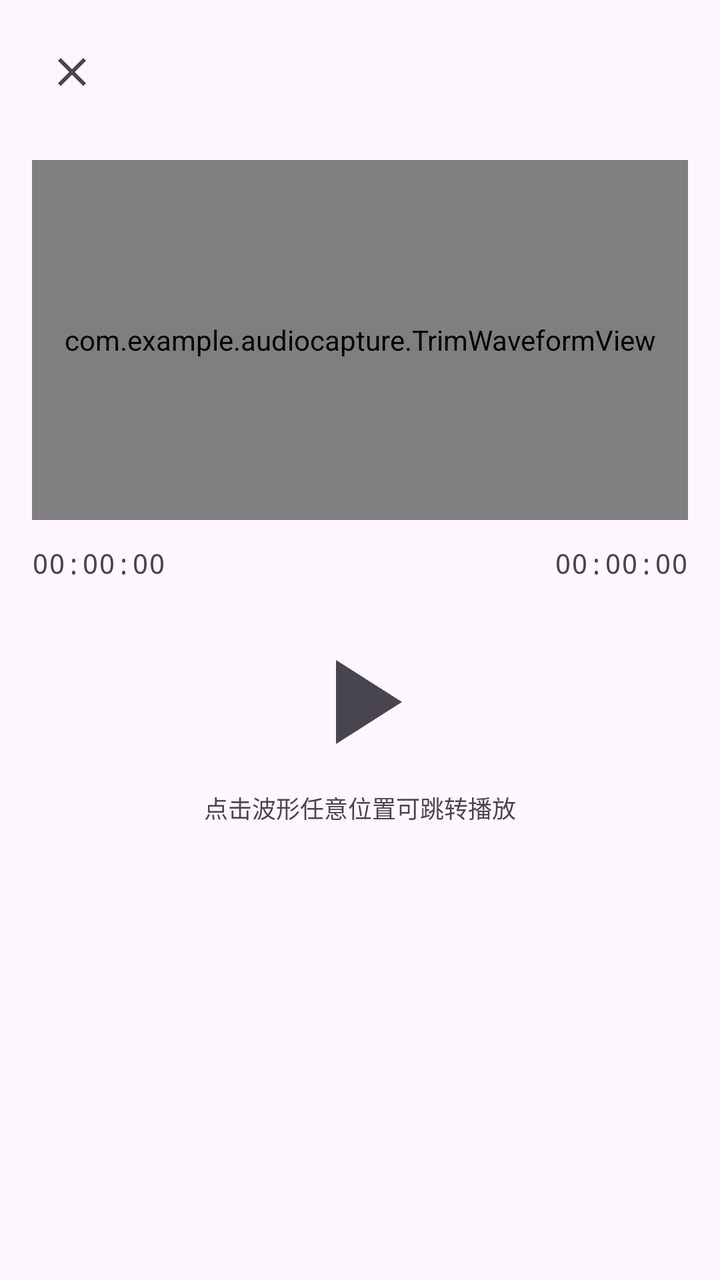
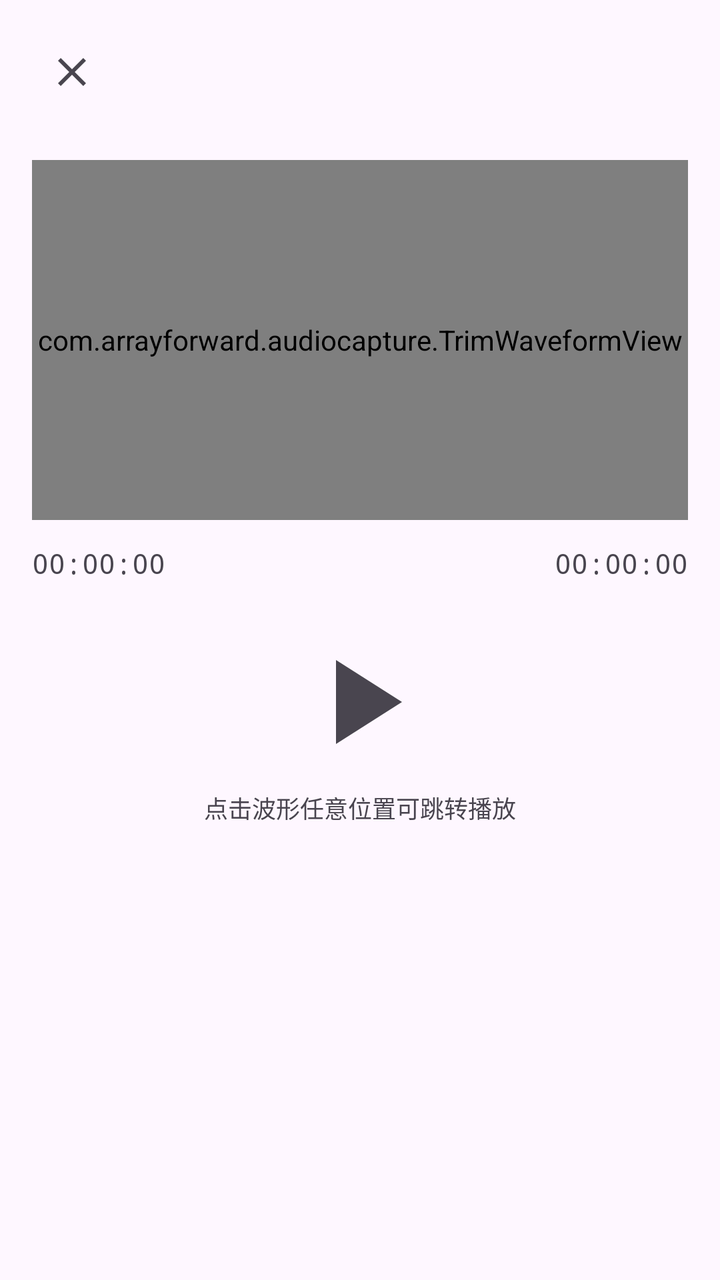

Before-and-after screenshots of an Android layout around one commit, followed by the original layout XML and the change that was made.
<!-- AndroidManifest.xml: application theme Theme.AudioCapture -->
<!-- res/layout/activity_player.xml -->
<?xml version="1.0" encoding="utf-8"?>
<LinearLayout xmlns:android="http://schemas.android.com/apk/res/android"
    android:layout_width="match_parent"
    android:layout_height="match_parent"
    android:orientation="vertical"
    android:padding="16dp">

    <LinearLayout
        android:layout_width="match_parent"
        android:layout_height="wrap_content"
        android:gravity="center_vertical"
        android:orientation="horizontal">

        <ImageButton
            android:id="@+id/btnClosePlayer"
            android:layout_width="40dp"
            android:layout_height="40dp"
            android:background="?attr/selectableItemBackgroundBorderless"
            android:contentDescription="@string/action_close"
            android:src="@drawable/ic_close" />

        <TextView
            android:id="@+id/playerTitle"
            android:layout_width="0dp"
            android:layout_height="wrap_content"
            android:layout_weight="1"
            android:ellipsize="middle"
            android:singleLine="true"
            android:textAppearance="@style/TextAppearance.Material3.TitleMedium" />
    </LinearLayout>

    <com.example.audiocapture.TrimWaveformView
        android:id="@+id/playerWaveform"
        android:layout_width="match_parent"
        android:layout_height="180dp"
        android:layout_marginTop="24dp"
        android:background="@drawable/bg_waveform" />

    <LinearLayout
        android:layout_width="match_parent"
        android:layout_height="wrap_content"
        android:layout_marginTop="12dp"
        android:orientation="horizontal">

        <TextView
            android:id="@+id/currentTime"
            android:layout_width="0dp"
            android:layout_height="wrap_content"
            android:layout_weight="1"
            android:fontFamily="monospace"
            android:text="00:00:00"
            android:textSize="14sp" />

        <TextView
            android:id="@+id/totalTime"
            android:layout_width="wrap_content"
            android:layout_height="wrap_content"
            android:fontFamily="monospace"
            android:text="00:00:00"
            android:textSize="14sp" />
    </LinearLayout>

    <ImageButton
        android:id="@+id/btnPlayPause"
        android:layout_width="72dp"
        android:layout_height="72dp"
        android:layout_gravity="center_horizontal"
        android:layout_marginTop="24dp"
        android:background="?attr/selectableItemBackgroundBorderless"
        android:contentDescription="@string/action_play"
        android:scaleType="fitCenter"
        android:src="@drawable/ic_play" />

    <TextView
        android:layout_width="wrap_content"
        android:layout_height="wrap_content"
        android:layout_gravity="center_horizontal"
        android:layout_marginTop="8dp"
        android:text="@string/player_hint"
        android:textColor="?android:attr/textColorSecondary"
        android:textSize="12sp" />

</LinearLayout>
<!-- resources referenced by this layout -->
<resources>
  <!-- drawable bg_waveform (drawable) -->
  <?xml version="1.0" encoding="utf-8"?>
  <shape xmlns:android="http://schemas.android.com/apk/res/android"
      android:shape="rectangle">
      <solid android:color="?attr/colorSurfaceVariant" />
      <corners android:radius="12dp" />
  </shape>
  <!-- drawable ic_close (drawable) -->
  ﻿<vector xmlns:android="http://schemas.android.com/apk/res/android" android:width="24dp" android:height="24dp" android:viewportWidth="24" android:viewportHeight="24" android:tint="?attr/colorControlNormal"><path android:fillColor="@android:color/white" android:pathData="M19,6.41L17.59,5 12,10.59 6.41,5 5,6.41 10.59,12 5,17.59 6.41,19 12,13.41 17.59,19 19,17.59 13.41,12z"/></vector>
  <!-- drawable ic_play (drawable) -->
  ﻿<vector xmlns:android="http://schemas.android.com/apk/res/android" android:width="24dp" android:height="24dp" android:viewportWidth="24" android:viewportHeight="24" android:tint="?attr/colorControlNormal"><path android:fillColor="@android:color/white" android:pathData="M8,5v14l11,-7z"/></vector>
  <string name="action_close">关闭</string>
  <string name="action_play">播放</string>
  <string name="player_hint">点击波形任意位置可跳转播放</string>
  <style name="Theme.AudioCapture" parent="Theme.Material3.DayNight.NoActionBar">
          <item name="colorPrimary">@color/purple_500</item>
          <item name="colorOnPrimary">@color/white</item>
          <item name="android:statusBarColor">?attr/colorSurface</item>
      </style>
  <color name="purple_500">#FF6750A4</color>
  <color name="white">#FFFFFFFF</color>
</resources>

<!-- the commit's change to res/layout/activity_player.xml (unified diff, before → after) -->
@@ -29,7 +29,7 @@
             android:textAppearance="@style/TextAppearance.Material3.TitleMedium" />
     </LinearLayout>
 
-    <com.example.audiocapture.TrimWaveformView
+    <com.arrayforward.audiocapture.TrimWaveformView
         android:id="@+id/playerWaveform"
         android:layout_width="match_parent"
         android:layout_height="180dp"
